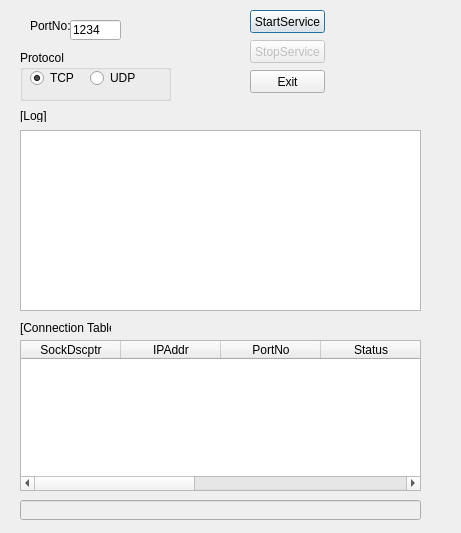
Before: the Qt Designer form socketserver.ui in tommy-cheng/SocketServerTest, drawn with Qt 5.
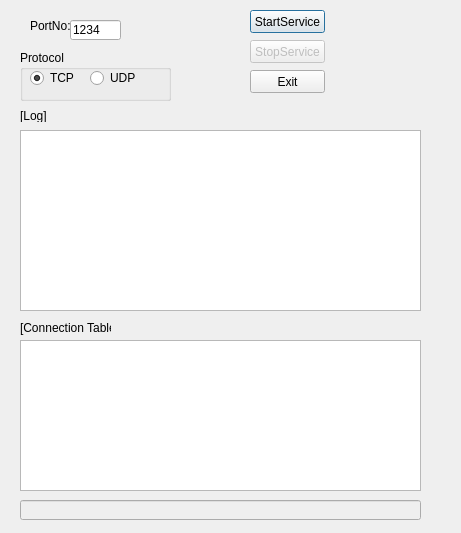
After: the same form once the commit is applied.

Commit message: Add table view

Diff of the .ui file:
```diff
--- a/socketserver.ui
+++ b/socketserver.ui
@@ -175,7 +175,7 @@
     <string>[Log]</string>
    </property>
   </widget>
-  <widget class="QTableWidget" name="twCntTbl">
+  <widget class="QTableView" name="tvCntTbl">
    <property name="geometry">
     <rect>
      <x>20</x>
@@ -184,32 +184,6 @@
      <height>151</height>
     </rect>
    </property>
-   <property name="columnCount">
-    <number>7</number>
-   </property>
-   <column>
-    <property name="text">
-     <string>SockDscptr</string>
-    </property>
-   </column>
-   <column>
-    <property name="text">
-     <string>IPAddr</string>
-    </property>
-   </column>
-   <column>
-    <property name="text">
-     <string>PortNo</string>
-    </property>
-   </column>
-   <column>
-    <property name="text">
-     <string>Status</string>
-    </property>
-   </column>
-   <column/>
-   <column/>
-   <column/>
   </widget>
  </widget>
  <layoutdefault spacing="6" margin="11"/>
```
The commit also changes 6 other files.
